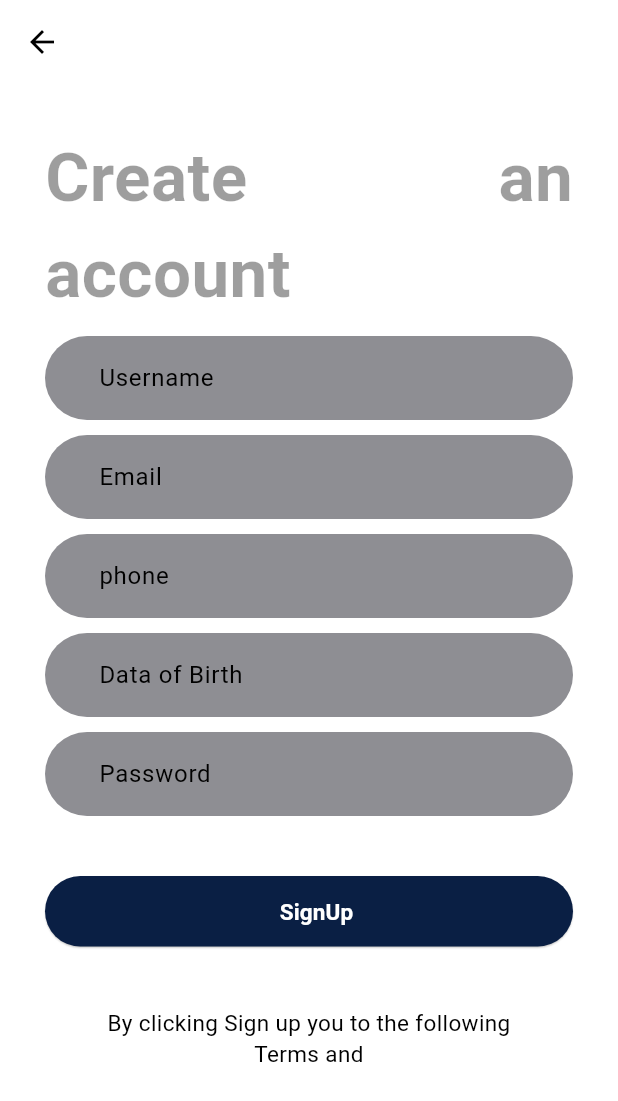
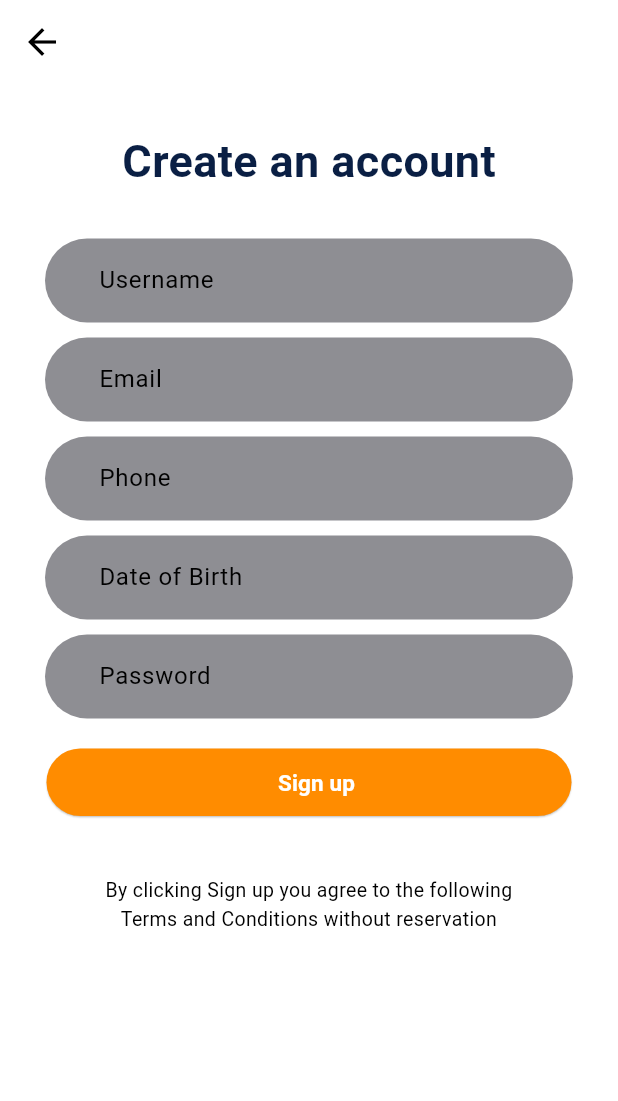
Before and after one commit to JonatanR91/App-delivery, a Flutter app: the SignUpPage screen opened by its route, on a phone screen of 412 x 824 dp. Shown: the top 1101 px of the screen. Run offline on Flutter 3.47's test engine with Material 3 defaults, Android fonts, the phone set to English and light mode, and no system bars; our stand-ins replace shared_preferences; missing offline and left inert: dart:html; accounts and stored records are empty; network calls fail.

Commit message:
SignUpViewModel2

```diff
--- a/lib/src/Base/Views/BaseView.dart
+++ b/lib/src/Base/Views/BaseView.dart
@@ -1,6 +1,16 @@
+import 'package:flutter/material.dart';
 import 'package:flutter/cupertino.dart';
 import 'package:yes_no_app/src/Base/Views/LoadingView.dart';
+import 'package:yes_no_app/src/features/presentation/Stateprovider/ErrorstateProvider.dart';
+import 'package:yes_no_app/src/features/presentation/Stateprovider/LoadingStateProvider.dart';
 
-class BaseView{
+mixin BaseView {
+  //final MainCoordinator coordinator = MainCoordinator();
   final Widget loadingView = LoadingView();
+  final ErrorStateProvider errorStateProvider = ErrorStateProvider();
 }
+
+mixin BaseViewModel {
+  late LoadingStateProvider loadingState;
+  void initState({ required LoadingStateProvider loadingStateProvider });
+}
--- /dev/null
+++ b/lib/src/features/presentation/CommonsWidgets/TextFormFields/CustomtextFormField.dart
@@ -0,0 +1,71 @@
+import 'package:flutter/material.dart';
+import 'package:yes_no_app/src/colors/colors.dart';
+import 'package:yes_no_app/src/utils/Helpers/Validators/FormValidators.dart';
+
+mixin TextFormFieldDelegate {
+  onChanged({ required String newValue,
+    required CustomTextFormFieldType customTextFormFieldType });
+}
+
+enum CustomTextFormFieldType {
+  email, password, phone, username, dateOfBirth
+}
+
+class CustomTextFormField extends StatelessWidget {
+
+  final CustomTextFormFieldType textFormFieldType;
+  final String hintext;
+  final TextFormFieldDelegate delegate;
+  final TextEditingController? _controller;
+
+  CustomTextFormField({ required this.textFormFieldType,
+    required this.hintext,
+    required this.delegate,
+    TextEditingController? controller}) : _controller = controller;
+
+  @override
+  Widget build(BuildContext context) {
+    return Container(
+      margin: EdgeInsets.only(top: 10.0),
+      padding: EdgeInsets.only(left: 20.0),
+      decoration: BoxDecoration(
+          color: bgInputs,
+          borderRadius: BorderRadius.circular(40.0)
+      ),
+      child: TextFormField(
+        controller: _controller,
+        keyboardType: getKeyboardType(textFormFieldType: textFormFieldType),
+        obscureText: textFormFieldType == CustomTextFormFieldType.password ? true : false,
+        decoration: InputDecoration(
+            hintText: hintext,
+            border: OutlineInputBorder(borderSide: BorderSide.none)
+        ),
+        onChanged: (newValue) => delegate.onChanged(newValue: newValue, customTextFormFieldType: textFormFieldType),
+        validator: (value) {
+          if (textFormFieldType case CustomTextFormFieldType.email) {
+            return EmailFormValidator.validateEmail(email: value ?? '');
+          } else if (textFormFieldType case CustomTextFormFieldType.password) {
+            return PasswordFormValidator.validatePassword(password: value ?? '');
+          } else if (textFormFieldType case CustomTextFormFieldType.username) {
+            return DefaultFormValidator.validateIsNotEmpty(value: value ?? '');
+          } else if (textFormFieldType case CustomTextFormFieldType.phone) {
+            return DefaultFormValidator.validateIsNotEmpty(value: value ?? '');
+          }
+        },
+      ),
+    );
+  }
+
+  TextInputType? getKeyboardType({ required CustomTextFormFieldType textFormFieldType }) {
+    if (textFormFieldType case CustomTextFormFieldType.email) {
+      return TextInputType.emailAddress;
+    } else if (textFormFieldType case CustomTextFormFieldType.password) {
+      return TextInputType.visiblePassword;
+    } else if (textFormFieldType case CustomTextFormFieldType.username) {
+      return TextInputType.text;
+    } else if (textFormFieldType case CustomTextFormFieldType.phone) {
+      return TextInputType.phone;
+    }
+  }
+
+}
--- /dev/null
+++ b/lib/src/features/presentation/Stateprovider/LoadingStateProvider.dart
@@ -0,0 +1,21 @@
+import 'package:flutter/cupertino.dart';
+import 'package:provider/provider.dart';
+
+mixin LoadingStateProviderDelegate {
+  bool isLoading = false;
+  void setLoadingState({required bool isLoading});
+}
+
+class LoadingStateProvider extends ChangeNotifier with LoadingStateProviderDelegate {
+
+  @override
+  setLoadingState({ required bool isLoading }) {
+    this.isLoading = isLoading;
+    notifyListeners();
+  }
+}
+
+extension LoadingStateProviderExtension on BuildContext {
+  setLoadingState({ required bool isLoading }) => Provider.of<LoadingStateProvider>(this,listen: false).setLoadingState(isLoading: isLoading);
+  isLoading() => Provider.of<LoadingStateProvider>(this,listen: false).isLoading;
+}
--- a/lib/src/features/presentation/sing_up_page/View/sing_up_page.dart
+++ b/lib/src/features/presentation/sing_up_page/View/sing_up_page.dart
@@ -1,151 +1,130 @@
 import 'package:flutter/material.dart';
+import 'package:provider/provider.dart';
+import 'package:yes_no_app/src/Base/Views/BaseView.dart';
 import 'package:yes_no_app/src/colors/colors.dart';
+import 'package:yes_no_app/src/features/presentation/CommonsWidgets/Buttons/rounded_button.dart';
 import 'package:yes_no_app/src/features/presentation/CommonsWidgets/Headers/header_text.dart';
-//import 'package:delivery/src/features/presentation/widgets/back_button.dart';
+import 'package:yes_no_app/src/features/presentation/CommonsWidgets/TextFormFields/CustomtextFormField.dart';
+import 'package:yes_no_app/src/features/presentation/CommonsWidgets/backButtons/back_button.dart';
+import 'package:yes_no_app/src/features/presentation/Stateprovider/LoadingStateProvider.dart';
+import 'package:yes_no_app/src/features/presentation/sing_up_page/ViewModel/SignUpViewModel.dart';
+import 'package:yes_no_app/src/utils/Helpers/resultType/ResultType.dart';
 
-class SignUpPage extends StatelessWidget {
-  const SignUpPage({super.key});
+class SignUpPage extends StatelessWidget with BaseView  {
+
+  final SignUpViewModel _viewModel;
+
+  SignUpPage({ SignUpViewModel? viewModel }) : _viewModel = viewModel ?? DefaultSignUpViewModel();
 
   @override
   Widget build(BuildContext context) {
-    return Scaffold(
+
+    _viewModel.initState(loadingStateProvider: Provider.of<LoadingStateProvider>(context));
+
+    return _viewModel.loadingState.isLoading ? loadingView : Scaffold(
         appBar: AppBar(
-        backgroundColor: Colors.white10,
+          backgroundColor: Colors.white,
           elevation: 0.0,
           leading: Builder(builder: (BuildContext context) {
-          return const BackButton( color: Colors.black);
+            return backButton(context, Colors.black);
           }),
         ),
-      body: Center(
+        body: CustomScrollView(
+          slivers: [
+            SliverList(delegate: SliverChildListDelegate(
+                [
+                  Center(
+                      child: Form(
+                        key: _viewModel.formKey,
+                        autovalidateMode: AutovalidateMode.onUserInteraction,
                         child: Container(
-          padding: const EdgeInsets.all(30),
+                          padding: EdgeInsets.all(30),
                           child: Column(
                             children: [
                               headerText(
                                   texto: 'Create an account',
-                  color: Colors.black38,
-                  fontSize: 45.0),
-              _usernameInput(context),
-              _emailInput(context),
-              _phonoInput(context),
-              _dataOfBirthInput(context),
-              _passwordInput(context),
-              _signUpButton(context),
+                                  color: primaryColor,
+                                  fontSize: 30.0),
+                              SizedBox(height: 20.0),
+                              CustomTextFormField(textFormFieldType: CustomTextFormFieldType.username,
+                                  hintext: 'Username',
+                                  delegate: _viewModel),
+                              CustomTextFormField(textFormFieldType: CustomTextFormFieldType.email,
+                                  hintext: 'Email',
+                                  delegate: _viewModel),
+                              CustomTextFormField(textFormFieldType: CustomTextFormFieldType.phone,
+                                  hintext: 'Phone',
+                                  delegate: _viewModel),
+                              GestureDetector(
+                                onTap: () => _selectDate(context),
+                                child: AbsorbPointer(
+                                  child: CustomTextFormField(
+                                      textFormFieldType: CustomTextFormFieldType.dateOfBirth,
+                                      hintext: 'Date of Birth',
+                                      delegate: _viewModel,
+                                      controller: _viewModel.dateController),
+                                ),
+                              ),
+                              CustomTextFormField(textFormFieldType: CustomTextFormFieldType.password,
+                                  hintext: 'Password',
+                                  delegate: _viewModel),
+                              createButton(
+                                  context: context,
+                                  buttonColor: orange,
+                                  labelButton: 'Sign up',
+                                  func: () {
+                                    _ctaTapped(context);
+                                  }),
                               Container(
-                  padding: const EdgeInsets.symmetric(
-                      horizontal: 20.0, vertical: 40.0),
-                  child: const Text(
-                      'By clicking Sign up you to the following Terms and',
+                                  padding:
+                                  EdgeInsets.symmetric(horizontal: 20.0, vertical: 40.0),
+                                  child: Text(
+                                      'By clicking Sign up you agree to the following Terms and Conditions without reservation',
                                       textAlign: TextAlign.center,
                                       style: TextStyle(
                                           color: Colors.black,
                                           fontWeight: FontWeight.w400,
-                          fontSize: 15.0)))
+                                          fontSize: 13.0)))
                             ],
                           ),
                         ),
+                      )
                   ),
+                ]
+            ))
+          ],
+        )
     );
   }
 }
 
-Widget _usernameInput(BuildContext context) {
-  return Container(
-    margin: const EdgeInsets.only(top: 10.0),
-    padding: const EdgeInsets.only(left: 20.0),
-    decoration: BoxDecoration(
-        color: bgInputs, borderRadius: BorderRadius.circular(40.0)),
-    child: const TextField(
-      keyboardType: TextInputType.text,
-      decoration: InputDecoration(
-          hintText: 'Username',
-          border: OutlineInputBorder(borderSide: BorderSide.none)),
-    ),
-  );
+extension UserActions on SignUpPage {
+  void _selectDate(BuildContext context) async {
+    final DateTime? picked = await showDatePicker(context: context,
+        initialDate: _viewModel.selectedDate,
+        firstDate: DateTime(1960,1),
+        lastDate: DateTime(2100),
+        locale: Locale('es', ''));
+
+    if (picked != null && picked != _viewModel.selectedDate) {
+      _viewModel.signUpModel?.date = "${ picked.toLocal().day }/${ picked.toLocal().month }/${ picked.toLocal().year }";
+      _viewModel.dateController.text = "${ picked.toLocal().day }/${ picked.toLocal().month }/${ picked.toLocal().year }";
+    }
   }
 
-Widget _emailInput(BuildContext context) {
-  return Container(
-    margin: const EdgeInsets.only(top: 10.0),
-    padding: const EdgeInsets.only(left: 20.0),
-    decoration: BoxDecoration(
-        color: bgInputs, borderRadius: BorderRadius.circular(40.0)),
-    child: const TextField(
-      keyboardType: TextInputType.emailAddress,
-      decoration: InputDecoration(
-          hintText: 'Email',
-          border: OutlineInputBorder(borderSide: BorderSide.none)),
-    ),
-  );
+  void _ctaTapped(BuildContext context) {
+    if (_viewModel.isFormValidate()) {
+      _viewModel.signUp().then( (result) {
+        switch (result.status) {
+          case ResultStatus.success:
+            Navigator.pushNamed(context, "Tabs");
+            break;
+          case ResultStatus.error:
+            errorStateProvider.setFailure(context: context,
+                value: result.error!);
+            break;
         }
-
-Widget _phonoInput(BuildContext context) {
-  return Container(
-    margin: const EdgeInsets.only(top: 10.0),
-    padding: const EdgeInsets.only(left: 20.0),
-    decoration: BoxDecoration(
-        color: bgInputs, borderRadius: BorderRadius.circular(40.0)),
-    child: const TextField(
-      keyboardType: TextInputType.phone,
-      decoration: InputDecoration(
-          hintText: 'phone',
-          border: OutlineInputBorder(borderSide: BorderSide.none)),
-    ),
-  );
+      });
     }
-
-Widget _dataOfBirthInput(BuildContext context) {
-  return Container(
-    margin: const EdgeInsets.only(top: 10.0),
-    padding: const EdgeInsets.only(left: 20.0),
-    decoration: BoxDecoration(
-        color: bgInputs, borderRadius: BorderRadius.circular(40.0)),
-    child: const TextField(
-      keyboardType: TextInputType.datetime,
-      decoration: InputDecoration(
-          hintText: 'Data of Birth',
-          border: OutlineInputBorder(borderSide: BorderSide.none)),
-    ),
-  );
   }
-
-Widget _passwordInput(BuildContext context) {
-  return Container(
-    margin: const EdgeInsets.only(top: 10.0),
-    padding: const EdgeInsets.only(left: 20.0),
-    decoration: BoxDecoration(
-        color: bgInputs, borderRadius: BorderRadius.circular(40.0)),
-    child: const TextField(
-      keyboardType: TextInputType.visiblePassword,
-      obscureText: true,
-      decoration: InputDecoration(
-          hintText: 'Password',
-          border: OutlineInputBorder(borderSide: BorderSide.none)),
-    ),
-  );
 }
-
-Widget _signUpButton(BuildContext context) {
-  return Container(
-      width: 400.0,
-      height: 47.0,
-      margin: const EdgeInsets.only(top: 40.0),
-      child: ElevatedButton(
-          onPressed: () {},
-          style: ElevatedButton.styleFrom(
-              shape: const StadiumBorder(),
-              backgroundColor: Theme.of(context).primaryColor,
-              elevation: 0.5),
-          child: Row(
-            mainAxisAlignment: MainAxisAlignment.center,
-            children: [
-              Container(
-                  margin: const EdgeInsets.only(left: 10.0),
-                  child: headerText(
-                      texto: 'SignUp',
-                      color: white,
-                      fontSize: 15.0,
-                      fontWeight: FontWeight.bold))
-            ],
-          )));
-}
--- /dev/null
+++ b/lib/src/features/presentation/sing_up_page/ViewModel/SignUpViewModel.dart
@@ -0,0 +1,93 @@
+
+import 'package:flutter/cupertino.dart';
+import 'package:yes_no_app/src/Base/ApiService/AppError.dart';
+import 'package:yes_no_app/src/Base/Constants/LocasStorageKeys.dart';
+import 'package:yes_no_app/src/Base/Views/BaseView.dart';
+import 'package:yes_no_app/src/features/domain/UseCases/Auth/SignUpUseCase/SignUpUseCase.dart';
+import 'package:yes_no_app/src/features/domain/UseCases/Auth/SignUpUseCase/SignUpuseCaseParameters.dart';
+import 'package:yes_no_app/src/features/domain/UseCases/LocalStorage/LocalStorageUseCaseParameters.dart';
+import 'package:yes_no_app/src/features/domain/UseCases/LocalStorage/SaveLocalStorageUseCase.dart';
+import 'package:yes_no_app/src/features/presentation/CommonsWidgets/TextFormFields/CustomtextFormField.dart';
+import 'package:yes_no_app/src/features/presentation/Stateprovider/LoadingStateProvider.dart';
+import 'package:yes_no_app/src/features/presentation/sing_up_page/Model/SignUpModel.dart';
+import 'package:yes_no_app/src/utils/Helpers/resultType/ResultType.dart';
+
+abstract class SignUpViewModelInput {
+  GlobalKey<FormState> formKey = GlobalKey<FormState>();
+  late TextEditingController dateController;
+  late DateTime selectedDate;
+  SignUpModel? signUpModel = SignUpModel();
+  Future<Result<bool,Failure>> signUp();
+  bool isFormValidate();
+}
+
+abstract class SignUpViewModel extends SignUpViewModelInput with TextFormFieldDelegate, BaseViewModel {}
+
+class DefaultSignUpViewModel extends SignUpViewModel {
+
+  // Dependencias
+  final SignUpUseCase _signUpUseCase;
+  final SaveLocalStorageUseCase _saveLocalStorageUseCase;
+
+  DefaultSignUpViewModel({  SignUpUseCase? signUpUseCase,
+    SaveLocalStorageUseCase? saveLocalStorageUseCase })
+      : _signUpUseCase = signUpUseCase ?? DefaultSignUpUseCase(),
+        _saveLocalStorageUseCase = saveLocalStorageUseCase ?? DefaultSaveLocalStorageUseCase();
+
+  @override
+  void initState({ required LoadingStateProvider loadingStateProvider}) {
+    loadingState = loadingStateProvider;
+    dateController = TextEditingController();
+    selectedDate = DateTime.now();
+  }
+
+  @override
+  bool isFormValidate() {
+    return formKey.currentState?.validate() ?? false;
+  }
+
+  @override
+  Future<Result<bool, Failure>> signUp() {
+    loadingState.setLoadingState(isLoading: true);
+
+    return _signUpUseCase.execute(params: SignUpUseCaseParameters(username: signUpModel?.username ?? "",
+        email: signUpModel?.email ?? "",
+        password: signUpModel?.password ?? "",
+        phone: signUpModel?.phone ?? "",
+        date: signUpModel?.date))
+        .then( (result) {
+      switch (result.status) {
+        case ResultStatus.success:
+          _saveLocalStorageUseCase.execute(parameters: SaveLocalStorageParameters(key: LocalStorageKeys.idToken,
+              value: result.value?.idToken ?? ""));
+          loadingState.setLoadingState(isLoading: false);
+          return Result.success(true);
+        case ResultStatus.error:
+          loadingState.setLoadingState(isLoading: false);
+          return Result.failure(result.error);
+      }
+    });
+  }
+
+  @override
+  onChanged({ required String newValue,
+    required CustomTextFormFieldType customTextFormFieldType}) {
+    switch (customTextFormFieldType) {
+      case CustomTextFormFieldType.email:
+        signUpModel?.email = newValue;
+        break;
+      case CustomTextFormFieldType.password:
+        signUpModel?.password = newValue;
+        break;
+      case CustomTextFormFieldType.username:
+        signUpModel?.username = newValue;
+        break;
+      case CustomTextFormFieldType.phone:
+        signUpModel?.phone = newValue;
+        break;
+      case CustomTextFormFieldType.dateOfBirth:
+        signUpModel?.date = newValue;
+        break;
+    }
+  }
+}
--- /dev/null
+++ b/lib/src/utils/Helpers/Validators/FormValidators.dart
@@ -0,0 +1,25 @@
+
+
+class EmailFormValidator {
+  static String message = 'El email no es válido';
+  static String? validateEmail({ required String email })  {
+    String pattern = r'^(([^<>()[\]\\.,;:\s@\"]+(\.[^<>()[\]\\.,;:\s@\"]+)*)|(\".+\"))@((\[[0-9]{1,3}\.[0-9]{1,3}\.[0-9]{1,3}\.[0-9]{1,3}\])|(([a-zA-Z\-0-9]+\.)+[a-zA-Z]{2,}))$';
+    RegExp regExp  = RegExp(pattern);
+
+    return regExp.hasMatch(email) ? null : message;
+  }
+}
+
+class PasswordFormValidator {
+  static String message = 'La password no es correcta';
+  static String? validatePassword({ required String password }) {
+    return password.isNotEmpty && password.length >= 6 ? null : message;
+  }
+}
+
+class DefaultFormValidator {
+  static String message = 'El campo está vacío';
+  static String? validateIsNotEmpty({ required String value }) {
+    return value.isNotEmpty ? null : message;
+  }
+}
```
Also changed, not shown: lib/main.dart (+28 -2 lines), lib/src/features/presentation/CommonsWidgets/Alerts/ErrorAlertView.dart (added, +54 -0 lines), lib/src/features/presentation/Stateprovider/ErrorstateProvider.dart (added, +37 -0 lines), lib/src/features/presentation/sing_up_page/Model/SignUpModel.dart (added, +17 -0 lines), pubspec.lock. Lines whose indentation alone changed are shown as unchanged.
